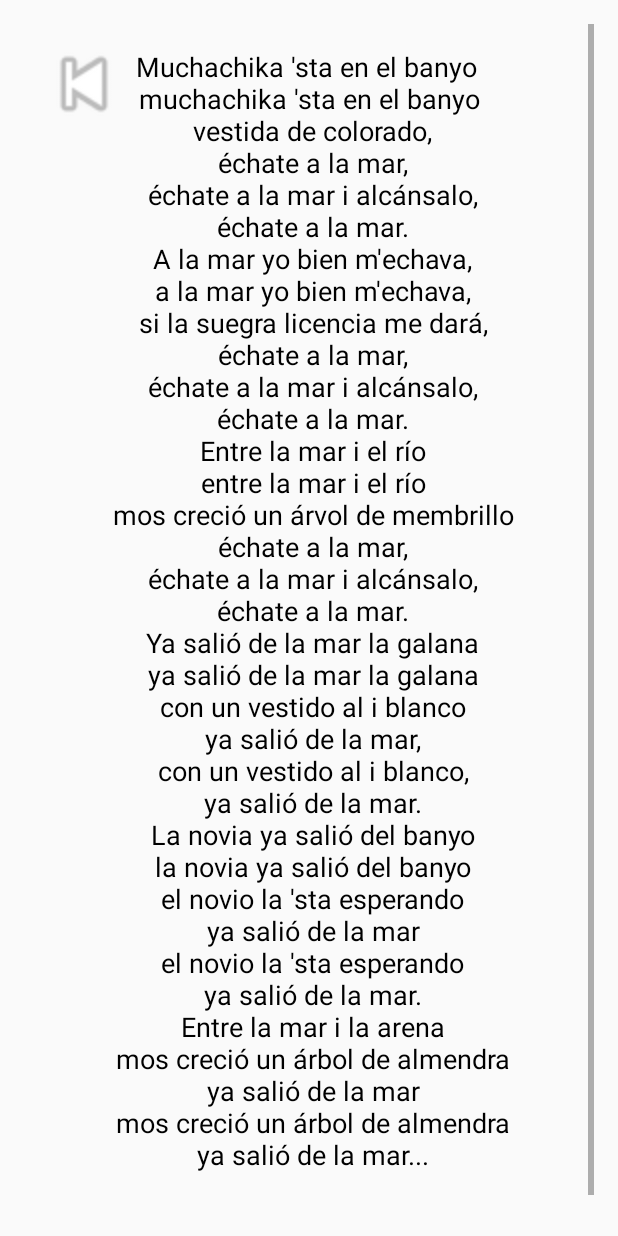
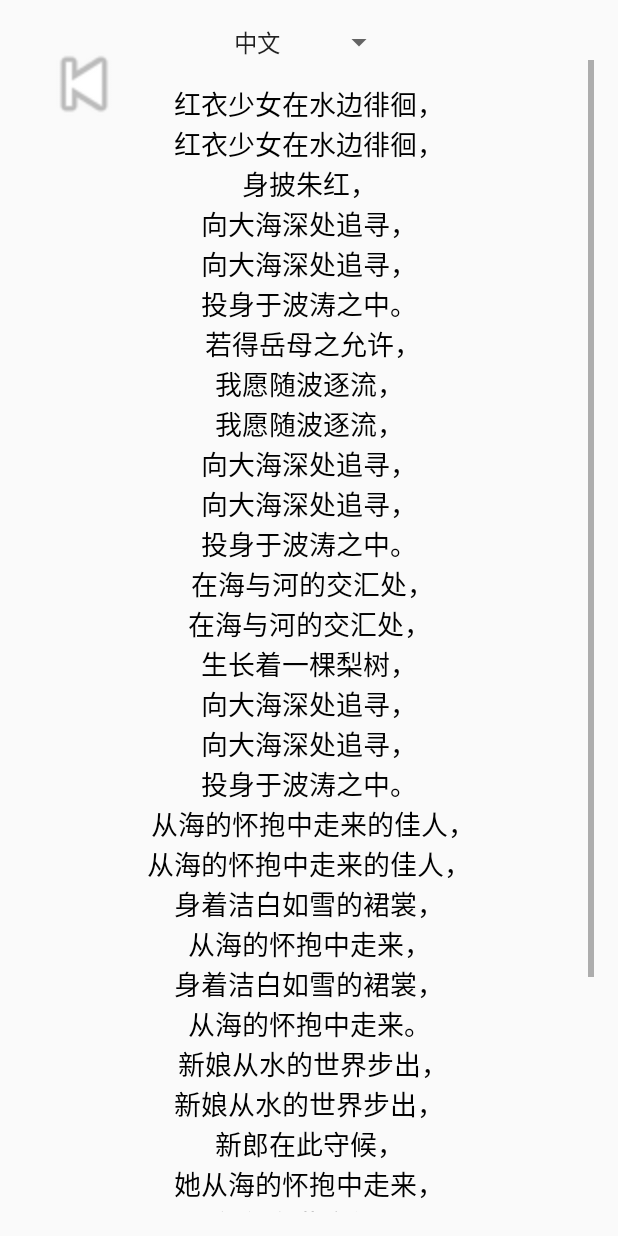
Before and after one commit to Corddt/MusicPlayer_Pro, an Android app: the LyricsActivity screen opened directly, with no data from a screen before it, on a phone screen of 412 x 824 dp. Run offline under Robolectric (Android 15) with nearby library versions, the phone set to English and light mode, and no system bars.

Commit message:
3.0进一步修改，增加了歌词的语言选项，有中文，英文，还有原版歌词三个版本

```diff
--- a/app/src/main/java/com/corddt/musicplayer_pro/LyricsActivity.java
+++ b/app/src/main/java/com/corddt/musicplayer_pro/LyricsActivity.java
@@ -2,7 +2,10 @@ package com.corddt.musicplayer_pro;
 
 import android.os.Bundle;
 import android.view.View;
+import android.widget.AdapterView;
+import android.widget.ArrayAdapter;
 import android.widget.ImageView;
+import android.widget.Spinner;
 import android.widget.TextView;
 
 import androidx.appcompat.app.AppCompatActivity;
@@ -15,7 +18,7 @@ public class LyricsActivity extends AppCompatActivity {
         setContentView(R.layout.activity_lyrics);
 
         setupBackButton();
-        setupLyricsText();
+        setupLanguageSpinner();
     }
 
     private void setupBackButton() {
@@ -23,9 +26,40 @@ public class LyricsActivity extends AppCompatActivity {
         backButton.setOnClickListener(v -> finish());
     }
 
-    private void setupLyricsText() {
-        TextView lyricsView = findViewById(R.id.lyricsView);
-        String lyrics = getResources().getString(R.string.song_lyrics_spanish);
+    private void setupLanguageSpinner() {
+        Spinner languageSpinner = findViewById(R.id.languageSpinner);
+        String[] languages = {"中文", "English", "origin"};
+        ArrayAdapter<String> adapter = new ArrayAdapter<>(this, android.R.layout.simple_spinner_item, languages);
+        adapter.setDropDownViewResource(android.R.layout.simple_spinner_dropdown_item);
+        languageSpinner.setAdapter(adapter);
+
+        languageSpinner.setOnItemSelectedListener(new AdapterView.OnItemSelectedListener() {
+            @Override
+            public void onItemSelected(AdapterView<?> parent, View view, int position, long id) {
+                TextView lyricsView = findViewById(R.id.lyricsView);
+                switch (position) {
+                    case 0: // 中文
+                        lyricsView.setText(R.string.song_lyrics);
+                        break;
+                    case 1: // English
+                        lyricsView.setText(R.string.song_lyrics_english);
+                        break;
+                    case 2: // Español
+                        lyricsView.setText(R.string.song_lyrics_spanish);
+                        break;
+                }
+                formatLyrics(lyricsView);
+            }
+
+            @Override
+            public void onNothingSelected(AdapterView<?> parent) {
+                // 可以根据需要处理没有选择任何项的情况
+            }
+        });
+    }
+
+    private void formatLyrics(TextView lyricsView) {
+        String lyrics = lyricsView.getText().toString();
         lyricsView.setText(lyrics.replace("\\n", "\n"));
     }
 }
--- a/app/src/main/res/layout/activity_lyrics.xml
+++ b/app/src/main/res/layout/activity_lyrics.xml
@@ -4,18 +4,24 @@
     android:layout_height="match_parent"
     android:padding="16dp">
 
-
+    <!-- 语言选择 Spinner -->
+    <Spinner
+        android:id="@+id/languageSpinner"
+        android:layout_width="wrap_content"
+        android:layout_height="wrap_content"
+        android:layout_alignParentTop="true"
+        android:layout_centerHorizontal="true" />
 
     <!-- 歌词显示区域 -->
     <ScrollView
         android:layout_width="match_parent"
-        android:layout_height="match_parent">
+        android:layout_height="match_parent"
+        android:layout_below="@id/languageSpinner">
 
         <TextView
             android:id="@+id/lyricsView"
             android:layout_width="match_parent"
             android:layout_height="wrap_content"
-            android:layout_centerInParent="true"
             android:gravity="center"
             android:textSize="18sp"
             android:textColor="@color/lyrics_text_color"
@@ -29,7 +35,6 @@
         android:layout_width="64dp"
         android:layout_height="64dp"
         android:layout_alignParentStart="true"
-        android:layout_alignParentTop="true"
         android:layout_marginStart="8dp"
         android:layout_marginTop="8dp"
         android:contentDescription="@string/back"
--- a/app/src/main/res/values-night/themes.xml
+++ b/app/src/main/res/values-night/themes.xml
@@ -4,8 +4,5 @@
         <!-- Customize your dark theme here. -->
         <!-- <item name="colorPrimary">@color/my_dark_primary</item> -->
     </style>
-    <style name="Theme.App.Splash" parent="Theme.MaterialComponents.DayNight.NoActionBar.Bridge">
-        <item name="android:windowBackground">@drawable/night_bg</item>
-    </style>
 
 </resources>
--- a/app/src/main/res/values/song_lyrics.xml
+++ b/app/src/main/res/values/song_lyrics.xml
@@ -47,43 +47,43 @@
         </string>
 
 
-<!--<string name="song_lyrics_english">-->
-<!--    The girl in red roams by the water,\n-->
-<!--    The girl in red roams by the water,\n-->
-<!--    Clad in crimson,\n-->
-<!--    Seeking deep into the sea,\n-->
-<!--    Seeking deep into the sea,\n-->
-<!--    Submerging herself in the waves.\n-->
-<!--    If her mother-in-law permits,\n-->
-<!--    She wishes to go with the flow,\n-->
-<!--    She wishes to go with the flow,\n-->
-<!--    Seeking deep into the sea,\n-->
-<!--    Seeking deep into the sea,\n-->
-<!--    Submerging herself in the waves.\n-->
-<!--    At the confluence of the sea and the river,\n-->
-<!--    At the confluence of the sea and the river,\n-->
-<!--    A pear tree grows,\n-->
-<!--    Seeking deep into the sea,\n-->
-<!--    Seeking deep into the sea,\n-->
-<!--    Submerging herself in the waves.\n-->
-<!--    The maiden emerges from the sea,\n-->
-<!--    The maiden emerges from the sea,\n-->
-<!--    Clad in a gown as white as snow,\n-->
-<!--    Emerging from the sea's embrace,\n-->
-<!--    Clad in a gown as white as snow,\n-->
-<!--    Emerging from the sea's embrace.\n-->
-<!--    The bride steps out of the water's world,\n-->
-<!--    The bride steps out of the water's world,\n-->
-<!--    The groom awaits here,\n-->
-<!--    She emerges from the sea's embrace,\n-->
-<!--    The groom awaits here,\n-->
-<!--    She emerges from the sea's embrace.\n-->
-<!--    At the border of the sea and the sand,\n-->
-<!--    We witness the growth of an almond tree,\n-->
-<!--    She emerges from the sea's embrace,\n-->
-<!--    We witness the growth of an almond tree,\n-->
-<!--    She emerges from the sea's embrace...\n-->
-<!--</string>-->
+<string name="song_lyrics_english">
+    The girl in red roams by the water,\n
+    The girl in red roams by the water,\n
+    Clad in crimson,\n
+    Seeking deep into the sea,\n
+    Seeking deep into the sea,\n
+    Submerging herself in the waves.\n
+    If her mother-in-law permits,\n
+    She wishes to go with the flow,\n
+    She wishes to go with the flow,\n
+    Seeking deep into the sea,\n
+    Seeking deep into the sea,\n
+    Submerging herself in the waves.\n
+    At the confluence of the sea and the river,\n
+    At the confluence of the sea and the river,\n
+    A pear tree grows,\n
+    Seeking deep into the sea,\n
+    Seeking deep into the sea,\n
+    Submerging herself in the waves.\n
+    The maiden emerges from the sea,\n
+    The maiden emerges from the sea,\n
+    Clad in a gown as white as snow,\n
+    Emerging from the sea\'s embrace,\n
+    Clad in a gown as white as snow,\n
+    Emerging from the sea\'s embrace.\n
+    The bride steps out of the water\'s world,\n
+    The bride steps out of the water\'s world,\n
+    The groom awaits here,\n
+    She emerges from the sea\'s embrace,\n
+    The groom awaits here,\n
+    She emerges from the sea\'s embrace.\n
+    At the border of the sea and the sand,\n
+    We witness the growth of an almond tree,\n
+    She emerges from the sea\'s embrace,\n
+    We witness the growth of an almond tree,\n
+    She emerges from the sea\'s embrace...\n
+</string>
 
 
 <!-- 添加封面和音频资源 -->
--- a/app/src/main/res/values/themes.xml
+++ b/app/src/main/res/values/themes.xml
@@ -4,10 +4,6 @@
         <!-- Customize your light theme here. -->
         <!-- <item name="colorPrimary">@color/my_light_primary</item> -->
     </style>
-    <style name="Theme.App.Splash" parent="Theme.MaterialComponents.DayNight.NoActionBar.Bridge">
-        <item name="android:windowBackground">@drawable/day_bg</item>
-    </style>
-
 
     <style name="Theme.MusicPlayer_Pro" parent="Base.Theme.MusicPlayer_Pro" />
 </resources>
```
Also changed, not shown: app/src/main/AndroidManifest.xml (+12 -4 lines), app/src/main/java/com/corddt/musicplayer_pro/MainActivity.java (+14 -1 lines), app/src/main/java/com/corddt/musicplayer_pro/SplashActivity.java (added, +47 -0 lines), app/src/main/res/anim/splash_animation.xml (added, +10 -0 lines), app/src/main/res/layout/activity_music.xml (+0 -11 lines), app/src/main/res/layout/splash_screen.xml (added, +14 -0 lines), app/src/main/res/layout/splash_screen_day.xml (added, +13 -0 lines), app/src/main/res/layout/splash_screen_night.xml (added, +13 -0 lines), app/src/main/res/values-night/styles.xml (added, +7 -0 lines), app/src/main/res/values/styles.xml (added, +7 -0 lines).
